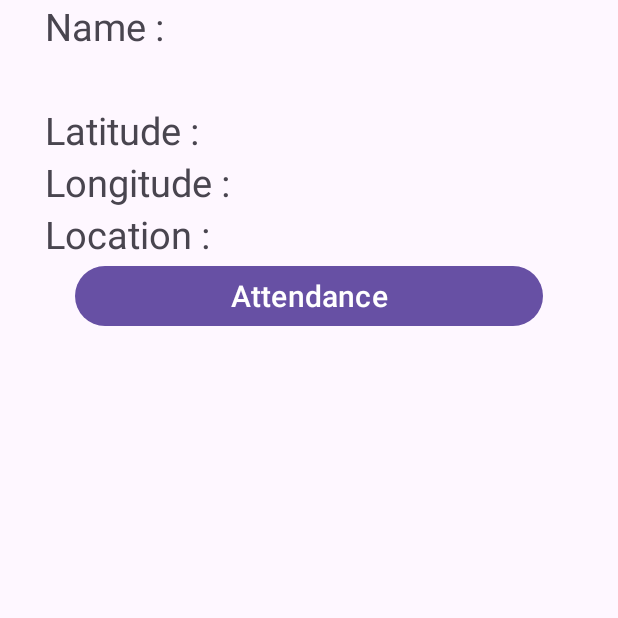
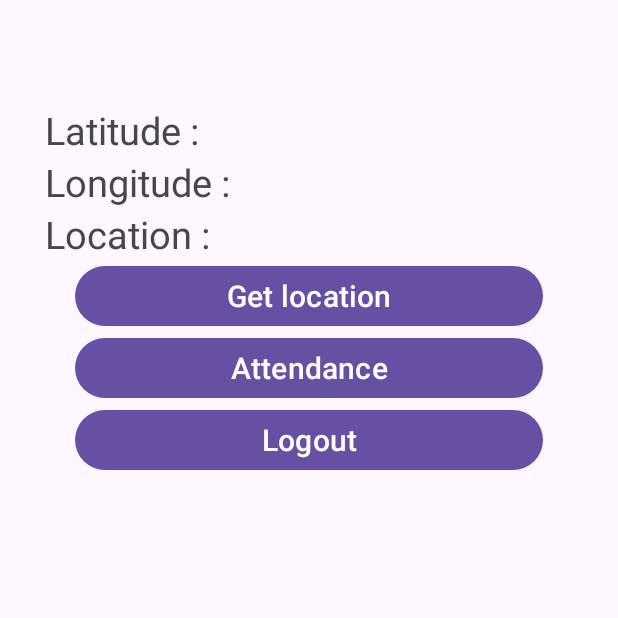
Before and after one commit to ShivkaranYadav/AttendenceManagement, an Android app: the Dashboad screen opened directly, with no data from a screen before it, on a phone screen of 412 x 824 dp, the top half of it. Run offline under Robolectric (Android 15) with nearby library versions, the phone set to English and light mode, and no system bars; our stand-ins replace Firebase (no records; nobody signed in at launch, a user with empty details on screens opened directly).

Commit message:
little changes

```diff
--- a/app/src/main/AndroidManifest.xml
+++ b/app/src/main/AndroidManifest.xml
@@ -19,10 +19,10 @@
             android:name=".Dashboad"
             android:exported="false" />
         <activity
-            android:name=".login"
+            android:name=".MainActivity"
             android:exported="false" />
         <activity
-            android:name=".MainActivity"
+            android:name=".login"
             android:exported="true" >
             <intent-filter>
                 <action android:name="android.intent.action.MAIN" />
--- a/app/src/main/java/com/example/anew/Dashboad.java
+++ b/app/src/main/java/com/example/anew/Dashboad.java
@@ -10,6 +10,8 @@ import androidx.core.content.ContextCompat;
 
 import android.Manifest;
 import android.annotation.SuppressLint;
+import android.content.Intent;
+import android.content.SharedPreferences;
 import android.content.pm.PackageManager;
 import android.location.Address;
 import android.location.Geocoder;
@@ -41,11 +43,13 @@ public class Dashboad extends AppCompatActivity {
     private DatabaseReference reference;
     private String Userid;
     Button Attendance;
+    SharedPreferences sharedPreferences;
+    SharedPreferences.Editor editor;
 
     // Location variables
     FusedLocationProviderClient fusedLocationProviderClient;
     TextView latitude, longitude, address;
-    Button getLocation;
+    Button getLocation, logout;
     private final static int REQUEST_CODE = 100;
 
     // Database name retrieval variables
@@ -55,6 +59,10 @@ public class Dashboad extends AppCompatActivity {
         super.onCreate(savedInstanceState);
         setContentView(R.layout.activity_dashboad);
 
+        // shared preferences variables
+        sharedPreferences = getSharedPreferences("sharedPreference", MODE_PRIVATE);
+        editor = sharedPreferences.edit();
+
         //location variables
         latitude = findViewById(R.id.latitude);
         longitude = findViewById(R.id.longitude);
@@ -63,12 +71,29 @@ public class Dashboad extends AppCompatActivity {
 
         // other variables
         Attendance=(Button) findViewById(R.id.attendance);
-        Attendance.setOnClickListener(new View.OnClickListener() {
+        getLocation = (Button) findViewById(R.id.getLocation);
+        logout = (Button) findViewById(R.id.logout);
+
+        // getLocation button code to get the user's current location
+        getLocation.setOnClickListener(new View.OnClickListener() {
             @Override
             public void onClick(View view) {
                 getLastLocation();
             }
         });
+
+        // logout button for logout user from app
+        logout.setOnClickListener(new View.OnClickListener() {
+            @Override
+            public void onClick(View view) {
+                editor.clear();
+                editor.commit();
+                startActivity(new Intent(getApplicationContext(),login.class));
+                finish();
+            }
+        });
+
+
          user = FirebaseAuth.getInstance().getCurrentUser();
          reference= FirebaseDatabase.getInstance().getReference( "Student");
          Userid=user.getUid();
@@ -80,7 +105,7 @@ public class Dashboad extends AppCompatActivity {
 
                  if(stud != null){
                      String fullName =stud.fullName;
-                     get.setText(fullName);
+                     get.setText("Name : " + fullName);
                  }
              }
 
--- a/app/src/main/java/com/example/anew/MainActivity.java
+++ b/app/src/main/java/com/example/anew/MainActivity.java
@@ -33,6 +33,7 @@ public class MainActivity extends AppCompatActivity {
     TextView Goto;
     FirebaseAuth auth;
     DatabaseReference databaseReference;
+    FirebaseFirestore firebaseFirestore;
 
 
     @Override
@@ -48,6 +49,8 @@ public class MainActivity extends AppCompatActivity {
         password = (EditText) findViewById(R.id.password);
         sighupButton = (Button) findViewById(R.id.Login);
         Goto=(TextView) findViewById(R.id.Goto);
+
+        firebaseFirestore = FirebaseFirestore.getInstance();
 
         Goto.setOnClickListener(new View.OnClickListener()
         {
@@ -85,8 +88,7 @@ public class MainActivity extends AppCompatActivity {
                         boolean check = !task.getResult().getSignInMethods().isEmpty();
                         if(check)
                         {
-                            Toast.makeText(MainActivity.this, "email already exist", Toast.LENGTH_SHORT).show();
-                            return;
+                            Toast.makeText(MainActivity.this, "email already exist!", Toast.LENGTH_SHORT).show();
                         }
                     }
                 });
--- a/app/src/main/res/layout/activity_dashboad.xml
+++ b/app/src/main/res/layout/activity_dashboad.xml
@@ -12,7 +12,7 @@
         android:layout_width="match_parent"
         android:layout_height="wrap_content"
         android:layout_marginHorizontal="30dp"
-        android:text="Name : "
+        android:text=""
         android:textSize="25dp"
         />
     <TextView
@@ -49,6 +49,16 @@
         />
 
     <Button
+        android:id="@+id/getLocation"
+        android:layout_width="match_parent"
+        android:layout_height="wrap_content"
+        android:layout_marginHorizontal="50dp"
+        android:text="Get location"
+        android:textSize="20sp"
+        android:gravity= "center"
+        />
+
+    <Button
         android:id="@+id/attendance"
         android:layout_width="match_parent"
         android:layout_height="wrap_content"
@@ -58,4 +68,13 @@
         android:gravity= "center"
         />
 
+    <Button
+        android:id="@+id/logout"
+        android:layout_width="match_parent"
+        android:layout_height="wrap_content"
+        android:layout_marginHorizontal="50dp"
+        android:text="Logout"
+        android:textSize="20sp"
+        android:gravity= "center"
+        />
 </LinearLayout>
```
Also changed, not shown: app/src/main/java/com/example/anew/login.java (+22 -13 lines).
